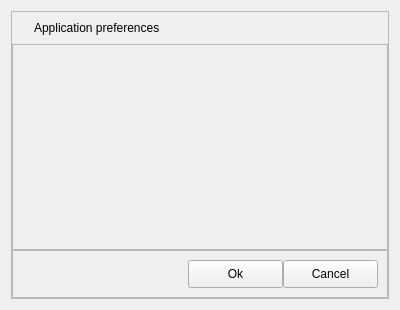
Before: the Qt Designer form src/widgets/pref.ui in Michal-D4/fileo, drawn with Qt 5.
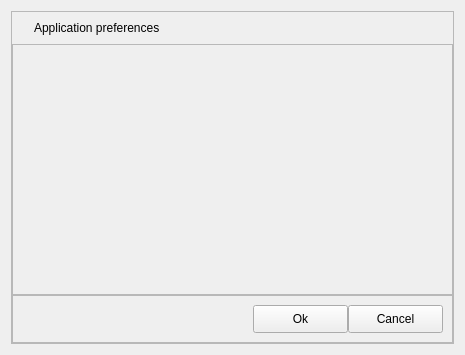
After: the same form once the commit is applied.

The edit to the form file:
```diff
--- a/src/widgets/pref.ui
+++ b/src/widgets/pref.ui
@@ -6,8 +6,8 @@
    <rect>
     <x>0</x>
     <y>0</y>
-    <width>400</width>
-    <height>310</height>
+    <width>465</width>
+    <height>355</height>
    </rect>
   </property>
   <property name="windowTitle">
```
